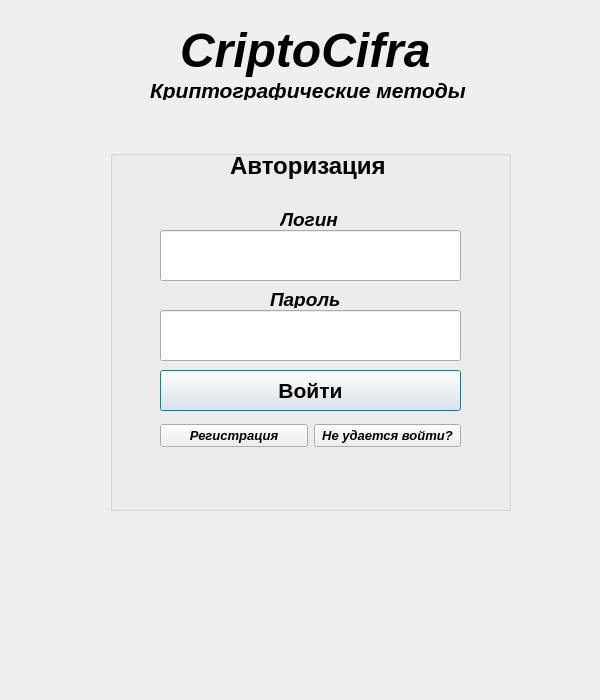
Old version of the form Login.ui in the repository inob/ci.
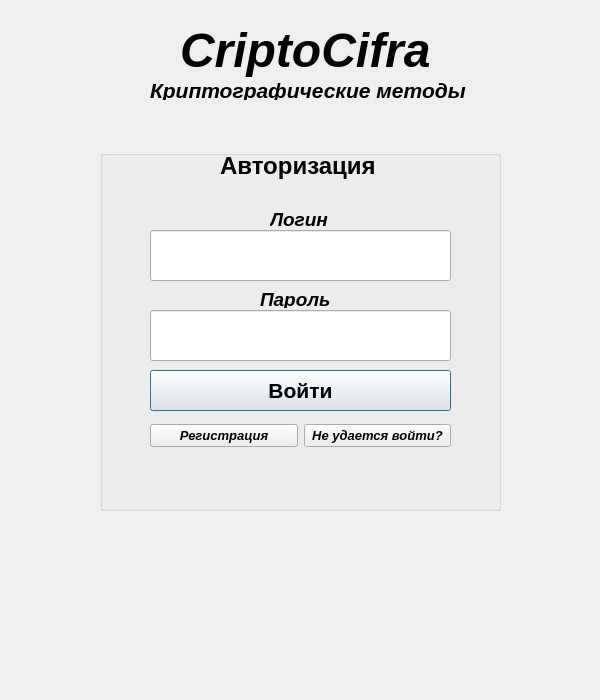
New version of the form.

```diff
--- a/Login.ui
+++ b/Login.ui
@@ -37,7 +37,7 @@
   <widget class="QGroupBox" name="groupBox">
    <property name="geometry">
     <rect>
-     <x>110</x>
+     <x>100</x>
      <y>150</y>
      <width>401</width>
      <height>361</height>
```
